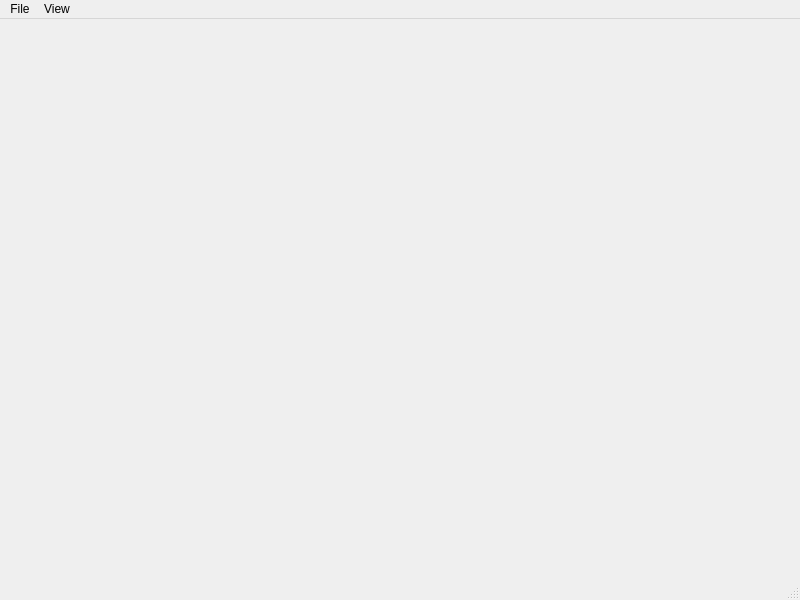
First picture: the form in src/ui/mainwindow.ui, repository wangfeilong321/QScape, before the edit.
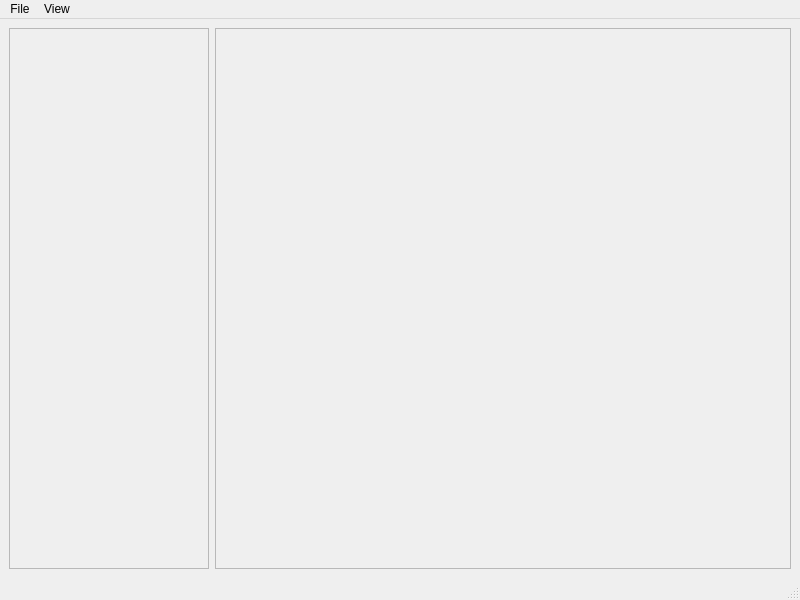
Second picture: the form after the edit.

What changed in the file:
```diff
--- a/src/ui/mainwindow.ui
+++ b/src/ui/mainwindow.ui
@@ -13,7 +13,36 @@
   <property name="windowTitle">
    <string>QScape</string>
   </property>
-  <widget class="QWidget" name="centralwidget"/>
+  <widget class="QWidget" name="centralwidget">
+   <layout class="QHBoxLayout" name="horizontalLayout">
+    <item>
+     <widget class="QFrame" name="sidebarLeft">
+      <property name="maximumSize">
+       <size>
+        <width>200</width>
+        <height>16777215</height>
+       </size>
+      </property>
+      <property name="frameShape">
+       <enum>QFrame::StyledPanel</enum>
+      </property>
+      <property name="frameShadow">
+       <enum>QFrame::Raised</enum>
+      </property>
+     </widget>
+    </item>
+    <item>
+     <widget class="QFrame" name="sidebarRight">
+      <property name="frameShape">
+       <enum>QFrame::StyledPanel</enum>
+      </property>
+      <property name="frameShadow">
+       <enum>QFrame::Raised</enum>
+      </property>
+     </widget>
+    </item>
+   </layout>
+  </widget>
   <widget class="QMenuBar" name="menubar">
    <property name="geometry">
     <rect>
```
